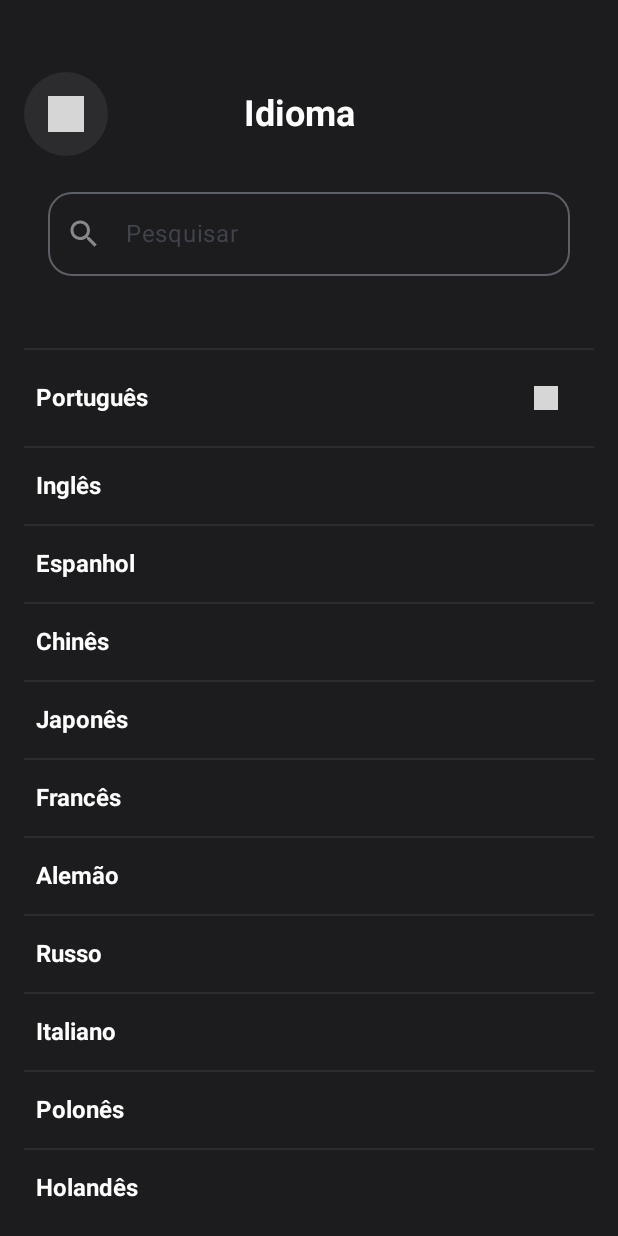
After one commit to SPECTRUM-SYNC/client-kt, an Android app built with Jetpack Compose: the TelaIdioma screen opened directly, with no data from a screen before it, on a phone screen of 412 x 824 dp. The commit adds this screen. Run offline under Robolectric (Android 15) with nearby library versions, the phone set to English and light mode, and no system bars; libraries missing offline, so code that uses them is left out: coil.decode; pictures from the network do not load; 2 statements that could not run were skipped; grey boxes are pictures that could not be loaded.

Commit message:
Adicionando tela de idiomas estatica

```diff
--- a/fittech/app/src/main/AndroidManifest.xml
+++ b/fittech/app/src/main/AndroidManifest.xml
@@ -12,6 +12,11 @@
         android:supportsRtl="true"
         android:theme="@style/Theme.Fittech"
         tools:targetApi="31">
+        <activity
+            android:name=".TelaIdioma"
+            android:exported="true"
+            android:label="@string/title_activity_tela_idioma"
+            android:theme="@style/Theme.Fittech" />
         <activity
             android:name=".TelaEsqueceuSenha"
             android:exported="true"
--- /dev/null
+++ b/fittech/app/src/main/java/spectrum/fittech/TelaIdioma.kt
@@ -0,0 +1,508 @@
+package spectrum.fittech
+
+import android.os.Bundle
+import androidx.activity.ComponentActivity
+import androidx.activity.compose.setContent
+import androidx.activity.enableEdgeToEdge
+import androidx.compose.foundation.background
+import androidx.compose.foundation.layout.Arrangement
+import androidx.compose.foundation.layout.Box
+import androidx.compose.foundation.layout.Column
+import androidx.compose.foundation.layout.Row
+import androidx.compose.foundation.layout.fillMaxSize
+import androidx.compose.foundation.layout.fillMaxWidth
+import androidx.compose.foundation.layout.height
+import androidx.compose.foundation.layout.padding
+import androidx.compose.foundation.layout.size
+import androidx.compose.foundation.rememberScrollState
+import androidx.compose.foundation.shape.CircleShape
+import androidx.compose.foundation.verticalScroll
+import androidx.compose.material.icons.Icons
+import androidx.compose.material.icons.filled.Search
+import androidx.compose.material3.Icon
+import androidx.compose.material3.IconButton
+import androidx.compose.material3.OutlinedTextField
+import androidx.compose.material3.Scaffold
+import androidx.compose.material3.Text
+import androidx.compose.runtime.Composable
+import androidx.compose.runtime.mutableStateOf
+import androidx.compose.runtime.remember
+import androidx.compose.ui.Alignment
+import androidx.compose.ui.Modifier
+import androidx.compose.ui.graphics.Color
+import androidx.compose.ui.platform.LocalConfiguration
+import androidx.compose.ui.platform.LocalContext
+import androidx.compose.ui.res.stringResource
+import androidx.compose.ui.text.TextStyle
+import androidx.compose.ui.text.font.FontWeight
+import androidx.compose.ui.tooling.preview.Preview
+import androidx.compose.ui.unit.dp
+import androidx.compose.ui.unit.sp
+import coil.compose.rememberAsyncImagePainter
+import coil.decode.SvgDecoder
+import coil.request.ImageRequest
+import spectrum.fittech.ui.theme.FittechTheme
+
+class TelaIdioma : ComponentActivity() {
+    override fun onCreate(savedInstanceState: Bundle?) {
+        super.onCreate(savedInstanceState)
+        enableEdgeToEdge()
+        setContent {
+            FittechTheme {
+                Scaffold(modifier = Modifier.fillMaxSize()) { innerPadding ->
+                    Idioma(
+                        name = "Android",
+                        modifier = Modifier.padding(innerPadding)
+                    )
+                }
+            }
+        }
+    }
+}
+
+@Composable
+fun Idioma(name: String, modifier: Modifier = Modifier) {
+    val screenWidth = LocalConfiguration.current.screenWidthDp.dp
+    val textState = remember { mutableStateOf("") }
+
+    Column (
+        modifier = Modifier
+            .fillMaxSize()
+            .background(Color(0xFF1C1C1E))
+            .padding(horizontal = 16.dp)
+            .padding(bottom = 16.dp),
+        verticalArrangement = Arrangement.SpaceBetween
+    ) {
+
+        Row(
+            modifier = Modifier
+                .fillMaxWidth()
+                .padding(top = 48.dp),
+            horizontalArrangement = Arrangement.Start,
+            verticalAlignment = Alignment.CenterVertically
+        ) {
+            // Botão voltar
+            Box(
+                modifier = Modifier
+                    .size(56.dp)
+                    .background(Color(0xFF2C2C2E), shape = CircleShape),
+                contentAlignment = Alignment.Center
+            ) {
+                IconButton(onClick = { }) {
+                    Icon(
+                        painter = rememberAsyncImagePainter(
+                            model = ImageRequest.Builder(LocalContext.current)
+                                .data("android.resource://spectrum.fittech/raw/setaesquerda")
+                                .decoderFactory(SvgDecoder.Factory())
+                                .build()
+                        ),
+                        contentDescription = "Home",
+                        modifier = Modifier.size(24.dp),
+                        tint = Color.White
+                    )
+                }
+            }
+
+            Text(
+                text = "Idioma",
+                style = TextStyle(
+                    fontSize = 24.sp,
+                    color = Color.White,
+                    fontWeight = FontWeight.Bold
+                ),
+                modifier = Modifier
+                    .padding(horizontal = screenWidth * 0.22f)
+            )
+
+        }
+
+        Row(
+            modifier = Modifier
+                .fillMaxWidth()
+                .padding(16.dp)
+                .padding(bottom = 32.dp)
+        ) {
+            OutlinedTextField(
+                value = textState.value,
+                onValueChange = { textState.value = it },
+                label = { Text("Pesquisar") },
+                modifier = Modifier
+                    .fillMaxWidth(),
+                // Borda arredondada
+                shape = androidx.compose.foundation.shape.RoundedCornerShape(16.dp),
+                // Ícone de pesquisa que desaparece ao digitar
+                leadingIcon = {
+                    if (textState.value.isEmpty()) {
+                        Icon(
+                            imageVector = Icons.Default.Search,
+                            contentDescription = "Ícone de Pesquisa",
+                            tint = Color.Gray
+                        )
+                    }
+                }
+            )
+        }
+
+        Column (
+            modifier = Modifier.fillMaxWidth()
+                .verticalScroll(rememberScrollState())
+        ) {
+
+            // Primeira linha
+            Box(
+                modifier = Modifier
+                    .fillMaxWidth()
+                    .height(1.dp)
+                    .background(Color(0xFF2C2C2E))
+            )
+
+            // Primeira Row
+            Row(
+                modifier = Modifier
+                    .fillMaxWidth()
+                    .padding(horizontal = 8.dp)
+                    .padding(vertical = 8.dp),
+                horizontalArrangement = Arrangement.SpaceBetween,
+                verticalAlignment = Alignment.CenterVertically
+            ) {
+                Text(
+                    text = "Português",
+                    style = TextStyle(
+                        fontSize = 16.sp,
+                        color = Color.White,
+                        fontWeight = FontWeight.Bold
+                    )
+                )
+                IconButton(onClick = { }) {
+                    Icon(
+                        painter = rememberAsyncImagePainter(
+                            model = ImageRequest.Builder(LocalContext.current)
+                                .data("android.resource://spectrum.fittech/raw/setadireita")
+                                .decoderFactory(SvgDecoder.Factory())
+                                .build()
+                        ),
+                        contentDescription = "Editar Perfil",
+                        modifier = Modifier.size(16.dp),
+                        tint = Color.White
+                    )
+                }
+            }
+
+            // Segunda linha
+            Box(
+                modifier = Modifier
+                    .fillMaxWidth()
+                    .height(1.dp)
+                    .background(Color(0xFF2C2C2E))
+            )
+
+            // Segunda Row
+            Row(
+                modifier = Modifier
+                    .fillMaxWidth()
+                    .padding(horizontal = 8.dp)
+                    .padding(vertical = 16.dp),
+                horizontalArrangement = Arrangement.SpaceBetween,
+                verticalAlignment = Alignment.CenterVertically
+            ) {
+                Text(
+                    text = "Inglês",
+                    style = TextStyle(
+                        fontSize = 16.sp,
+                        color = Color.White,
+                        fontWeight = FontWeight.Bold
+                    )
+                )
+            }
+
+            // Terceira linha
+            Box(
+                modifier = Modifier
+                    .fillMaxWidth()
+                    .height(1.dp)
+                    .background(Color(0xFF2C2C2E))
+            )
+
+            // Terceira Row
+            Row(
+                modifier = Modifier
+                    .fillMaxWidth()
+                    .padding(horizontal = 8.dp)
+                    .padding(vertical = 16.dp),
+                horizontalArrangement = Arrangement.SpaceBetween,
+                verticalAlignment = Alignment.CenterVertically
+            ) {
+                Text(
+                    text = "Espanhol",
+                    style = TextStyle(
+                        fontSize = 16.sp,
+                        color = Color.White,
+                        fontWeight = FontWeight.Bold
+                    )
+                )
+            }
+
+            // Quarta linha
+            Box(
+                modifier = Modifier
+                    .fillMaxWidth()
+                    .height(1.dp)
+                    .background(Color(0xFF2C2C2E))
+            )
+
+            // Terceira Row
+            Row(
+                modifier = Modifier
+                    .fillMaxWidth()
+                    .padding(horizontal = 8.dp)
+                    .padding(vertical = 16.dp),
+                horizontalArrangement = Arrangement.SpaceBetween,
+                verticalAlignment = Alignment.CenterVertically
+            ) {
+                Text(
+                    text = "Chinês",
+                    style = TextStyle(
+                        fontSize = 16.sp,
+                        color = Color.White,
+                        fontWeight = FontWeight.Bold
+                    )
+                )
+            }
+
+            // Quarta linha
+            Box(
+                modifier = Modifier
+                    .fillMaxWidth()
+                    .height(1.dp)
+                    .background(Color(0xFF2C2C2E))
+            )
+
+            // Terceira Row
+            Row(
+                modifier = Modifier
+                    .fillMaxWidth()
+                    .padding(horizontal = 8.dp)
+                    .padding(vertical = 16.dp),
+                horizontalArrangement = Arrangement.SpaceBetween,
+                verticalAlignment = Alignment.CenterVertically
+            ) {
+                Text(
+                    text = "Japonês",
+                    style = TextStyle(
+                        fontSize = 16.sp,
+                        color = Color.White,
+                        fontWeight = FontWeight.Bold
+                    )
+                )
+            }
+
+            // Quarta linha
+            Box(
+                modifier = Modifier
+                    .fillMaxWidth()
+                    .height(1.dp)
+                    .background(Color(0xFF2C2C2E))
+            )
+
+            // Terceira Row
+            Row(
+                modifier = Modifier
+                    .fillMaxWidth()
+                    .padding(horizontal = 8.dp)
+                    .padding(vertical = 16.dp),
+                horizontalArrangement = Arrangement.SpaceBetween,
+                verticalAlignment = Alignment.CenterVertically
+            ) {
+                Text(
+                    text = "Francês",
+                    style = TextStyle(
+                        fontSize = 16.sp,
+                        color = Color.White,
+                        fontWeight = FontWeight.Bold
+                    )
+                )
+            }
+
+            // Quarta linha
+            Box(
+                modifier = Modifier
+                    .fillMaxWidth()
+                    .height(1.dp)
+                    .background(Color(0xFF2C2C2E))
+            )
+
+            // Terceira Row
+            Row(
+                modifier = Modifier
+                    .fillMaxWidth()
+                    .padding(horizontal = 8.dp)
+                    .padding(vertical = 16.dp),
+                horizontalArrangement = Arrangement.SpaceBetween,
+                verticalAlignment = Alignment.CenterVertically
+            ) {
+                Text(
+                    text = "Alemão",
+                    style = TextStyle(
+                        fontSize = 16.sp,
+                        color = Color.White,
+                        fontWeight = FontWeight.Bold
+                    )
+                )
+            }
+
+            // Quarta linha
+            Box(
+                modifier = Modifier
+                    .fillMaxWidth()
+                    .height(1.dp)
+                    .background(Color(0xFF2C2C2E))
+            )
+
+            // Terceira Row
+            Row(
+                modifier = Modifier
+                    .fillMaxWidth()
+                    .padding(horizontal = 8.dp)
+                    .padding(vertical = 16.dp),
+                horizontalArrangement = Arrangement.SpaceBetween,
+                verticalAlignment = Alignment.CenterVertically
+            ) {
+                Text(
+                    text = "Russo",
+                    style = TextStyle(
+                        fontSize = 16.sp,
+                        color = Color.White,
+                        fontWeight = FontWeight.Bold
+                    )
+                )
+            }
+
+            // Quarta linha
+            Box(
+                modifier = Modifier
+                    .fillMaxWidth()
+                    .height(1.dp)
+                    .background(Color(0xFF2C2C2E))
+            )
+
+            // Terceira Row
+            Row(
+                modifier = Modifier
+                    .fillMaxWidth()
+                    .padding(horizontal = 8.dp)
+                    .padding(vertical = 16.dp),
+                horizontalArrangement = Arrangement.SpaceBetween,
+                verticalAlignment = Alignment.CenterVertically
+            ) {
+                Text(
+                    text = "Italiano",
+                    style = TextStyle(
+                        fontSize = 16.sp,
+                        color = Color.White,
+                        fontWeight = FontWeight.Bold
+                    )
+                )
+            }
+
+            // Quarta linha
+            Box(
+                modifier = Modifier
+                    .fillMaxWidth()
+                    .height(1.dp)
+                    .background(Color(0xFF2C2C2E))
+            )
+
+            // Terceira Row
+            Row(
+                modifier = Modifier
+                    .fillMaxWidth()
+                    .padding(horizontal = 8.dp)
+                    .padding(vertical = 16.dp),
+                horizontalArrangement = Arrangement.SpaceBetween,
+                verticalAlignment = Alignment.CenterVertically
+            ) {
+                Text(
+                    text = "Polonês",
+                    style = TextStyle(
+                        fontSize = 16.sp,
+                        color = Color.White,
+                        fontWeight = FontWeight.Bold
+                    )
+                )
+            }
+
+            // Quarta linha
+            Box(
+                modifier = Modifier
+                    .fillMaxWidth()
+                    .height(1.dp)
+                    .background(Color(0xFF2C2C2E))
+            )
+
+            // Terceira Row
+            Row(
+                modifier = Modifier
+                    .fillMaxWidth()
+                    .padding(horizontal = 8.dp)
+                    .padding(vertical = 16.dp),
+                horizontalArrangement = Arrangement.SpaceBetween,
+                verticalAlignment = Alignment.CenterVertically
+            ) {
+                Text(
+                    text = "Holandês",
+                    style = TextStyle(
+                        fontSize = 16.sp,
+                        color = Color.White,
+                        fontWeight = FontWeight.Bold
+                    )
+                )
+            }
+
+            // Quarta linha
+            Box(
+                modifier = Modifier
+                    .fillMaxWidth()
+                    .height(1.dp)
+                    .background(Color(0xFF2C2C2E))
+            )
+
+            // Terceira Row
+            Row(
+                modifier = Modifier
+                    .fillMaxWidth()
+                    .padding(horizontal = 8.dp)
+                    .padding(vertical = 16.dp),
+                horizontalArrangement = Arrangement.SpaceBetween,
+                verticalAlignment = Alignment.CenterVertically
+            ) {
+                Text(
+                    text = "Coreano",
+                    style = TextStyle(
+                        fontSize = 16.sp,
+                        color = Color.White,
+                        fontWeight = FontWeight.Bold
+                    )
+                )
+            }
+
+            // Quarta linha
+            Box(
+                modifier = Modifier
+                    .fillMaxWidth()
+                    .height(1.dp)
+                    .background(Color(0xFF2C2C2E))
+            )
+
+        }
+
+
+    }
+}
+
+@Preview(showBackground = true)
+@Composable
+fun IdiomaPreview() {
+    FittechTheme {
+        Idioma("Android")
+    }
+}
--- a/fittech/app/src/main/res/values/strings.xml
+++ b/fittech/app/src/main/res/values/strings.xml
@@ -8,6 +8,7 @@
     <string name="title_activity_tela_inicial_dois">TelaInicialDois</string>
     <string name="title_activity_tela_inicial_tres">TelaInicialTres</string>
     <string name="title_activity_tela_esqueceu_senha">TelaEsqueceuSenha</string>
+    <string name="title_activity_tela_idioma">TelaIdioma</string>
 
     <!-- Tela de Cadastro -->
     <!-- Texts for inputs -->
```
Also changed, not shown: fittech/app/src/main/res/raw/search.svg (added).
